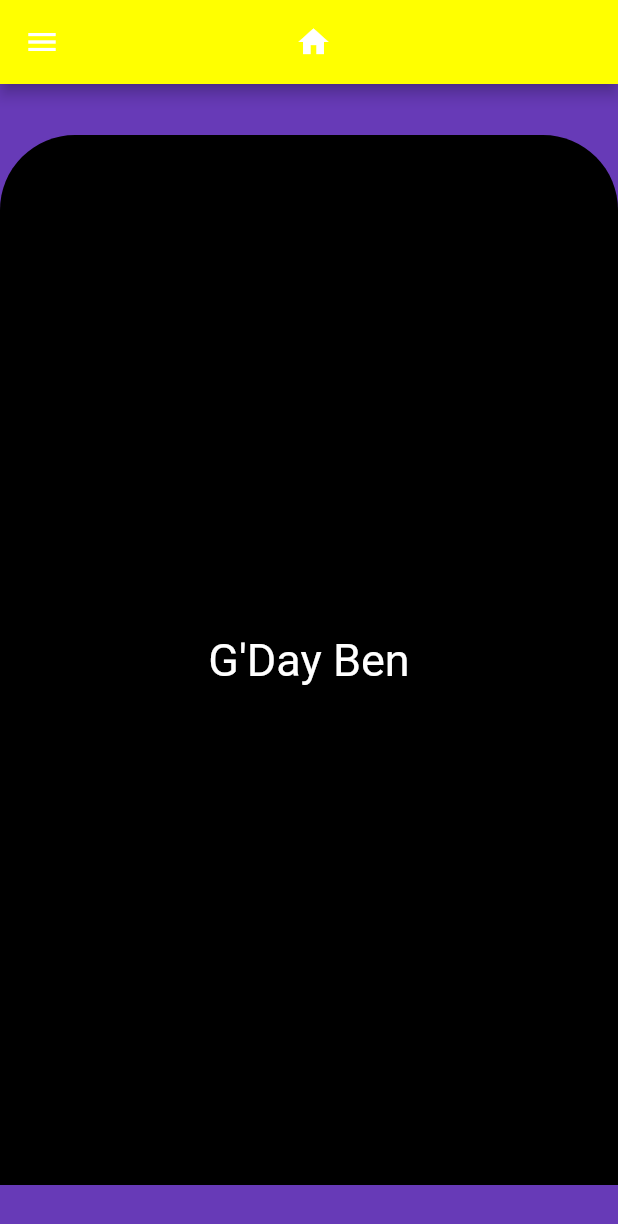
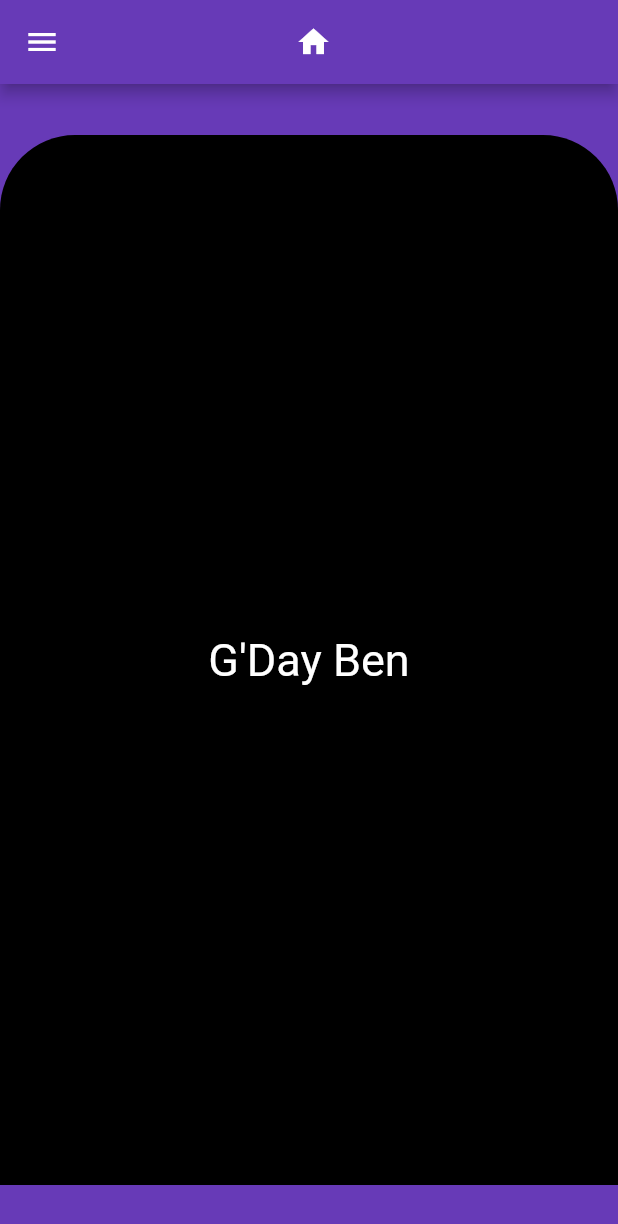
Before and after one commit to Kevin-Au-Duong/DACCKSCAM-DECO3801-S2-2022-UQ, a Flutter app: the screen it shows after launch, on a phone screen of 412 x 824 dp. Shown: the top 1224 px of the screen. Run offline on Flutter 3.47's test engine with Material 2 defaults, Android fonts, the phone set to English and light mode, and no system bars.

Commit message:
Back to deepPurple

```diff
--- a/lib/main.dart
+++ b/lib/main.dart
@@ -29,7 +29,7 @@ class _HomePageState extends State<HomePage> {
   Widget build(BuildContext context) {
     return Scaffold(
       appBar: AppBar(
-        backgroundColor: Colors.yellowAccent,
+        backgroundColor: Colors.deepPurple,
         // title: const Text("DACCKS CAM"),
         title: IconButton(
           icon: const Icon(Icons.home),
```
